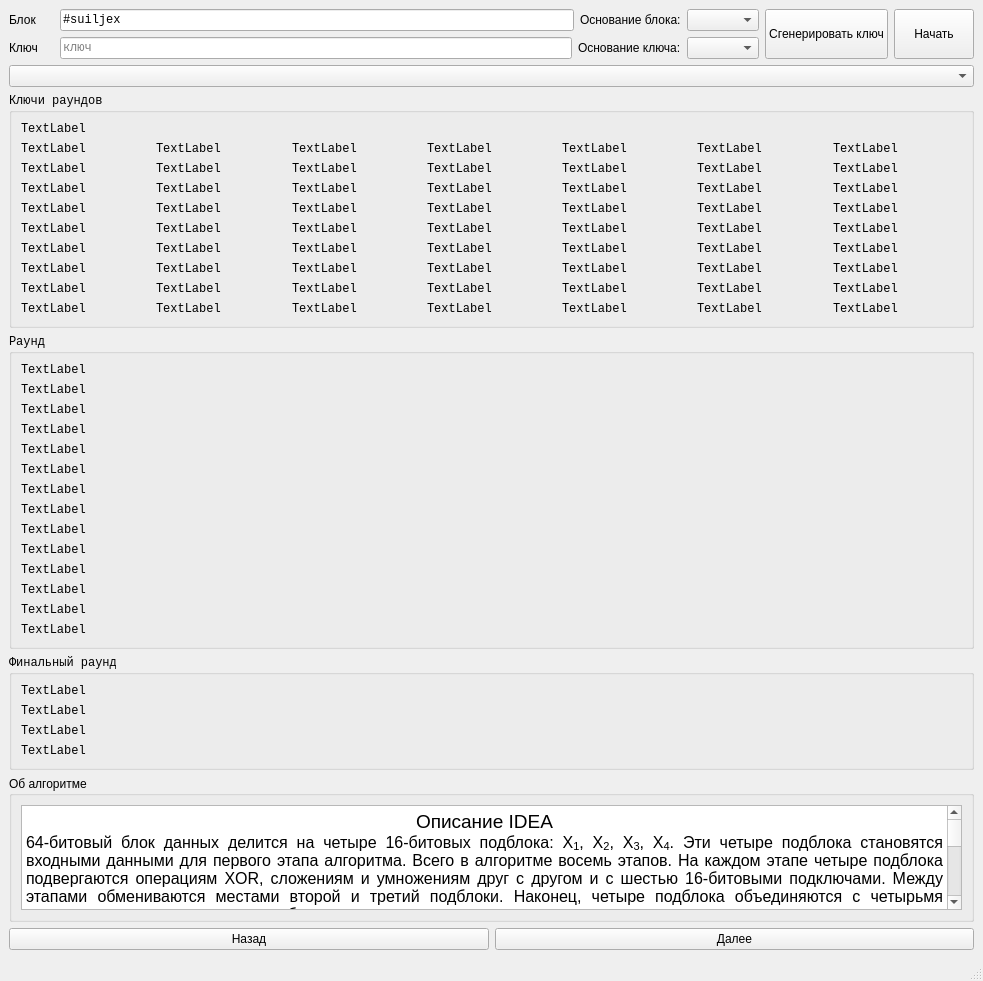
First picture: the form in forms/demo.ui, repository suiljex/idea_tools, before the edit.
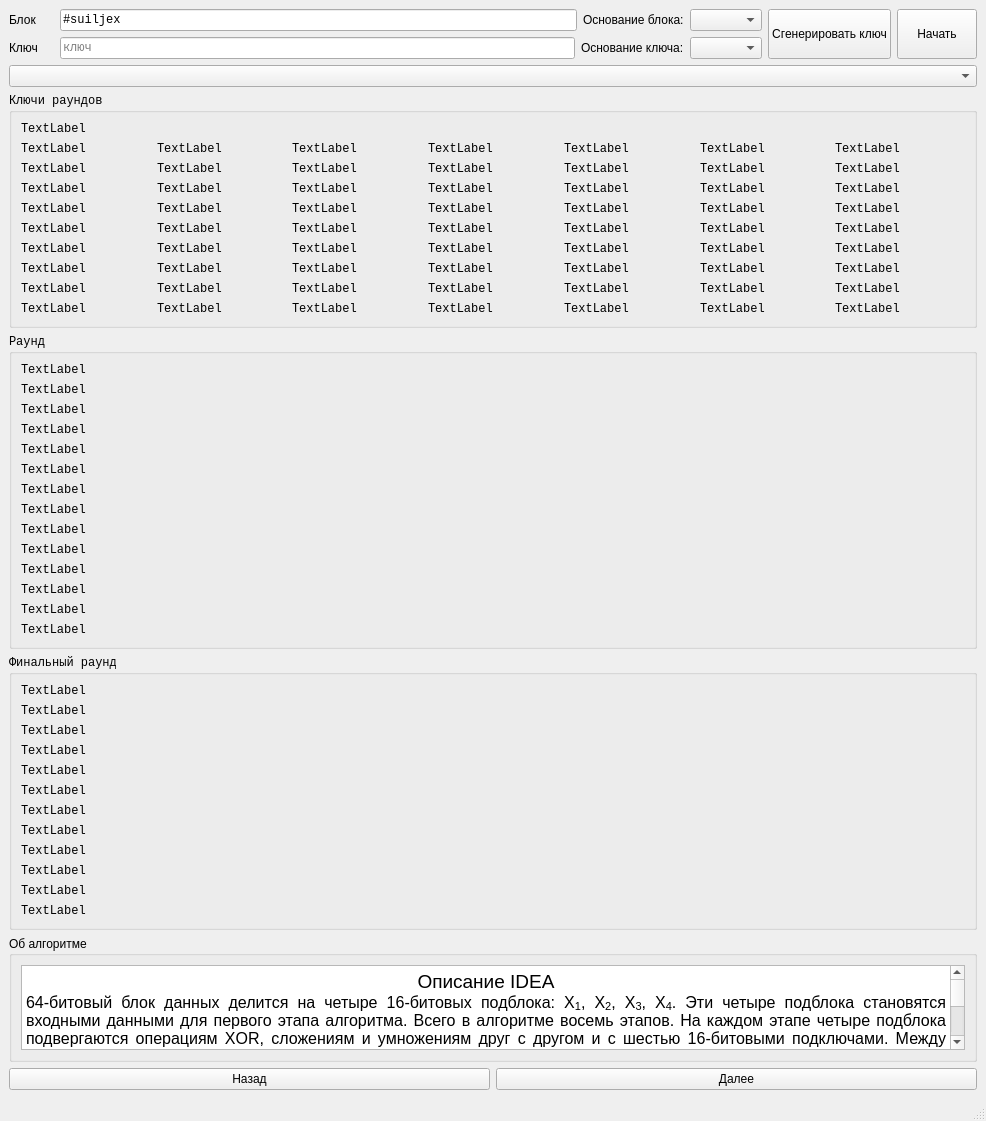
Second picture: the form after the edit.

Commit message: ADD Дополнительная информация в демонстрации

Diff of the .ui file:
```diff
--- a/forms/demo.ui
+++ b/forms/demo.ui
@@ -6,8 +6,8 @@
    <rect>
     <x>0</x>
     <y>0</y>
-    <width>983</width>
-    <height>981</height>
+    <width>986</width>
+    <height>1121</height>
    </rect>
   </property>
   <property name="windowTitle">
@@ -864,6 +864,62 @@
          </property>
         </widget>
        </item>
+       <item>
+        <widget class="QLabel" name="round_fin_d1">
+         <property name="text">
+          <string>TextLabel</string>
+         </property>
+        </widget>
+       </item>
+       <item>
+        <widget class="QLabel" name="round_fin_d2">
+         <property name="text">
+          <string>TextLabel</string>
+         </property>
+        </widget>
+       </item>
+       <item>
+        <widget class="QLabel" name="round_fin_d3">
+         <property name="text">
+          <string>TextLabel</string>
+         </property>
+        </widget>
+       </item>
+       <item>
+        <widget class="QLabel" name="round_fin_d4">
+         <property name="text">
+          <string>TextLabel</string>
+         </property>
+        </widget>
+       </item>
+       <item>
+        <widget class="QLabel" name="round_fin_d5">
+         <property name="text">
+          <string>TextLabel</string>
+         </property>
+        </widget>
+       </item>
+       <item>
+        <widget class="QLabel" name="round_fin_d6">
+         <property name="text">
+          <string>TextLabel</string>
+         </property>
+        </widget>
+       </item>
+       <item>
+        <widget class="QLabel" name="round_fin_d7">
+         <property name="text">
+          <string>TextLabel</string>
+         </property>
+        </widget>
+       </item>
+       <item>
+        <widget class="QLabel" name="round_fin_d8">
+         <property name="text">
+          <string>TextLabel</string>
+         </property>
+        </widget>
+       </item>
       </layout>
      </widget>
     </item>
```
Left out of the diff: 2 changed lines with no effect on the pictures. The commit also changes 2 other files.
